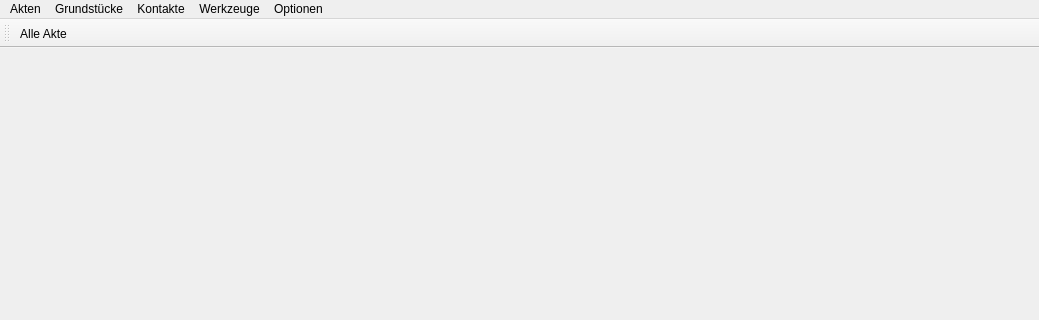
gidhoog/AlmGIS, file core/main_window.ui: the form before one commit; both pictures show x 0 to 1039 and y 0 to 320 of the 1039 by 493 pixel window.
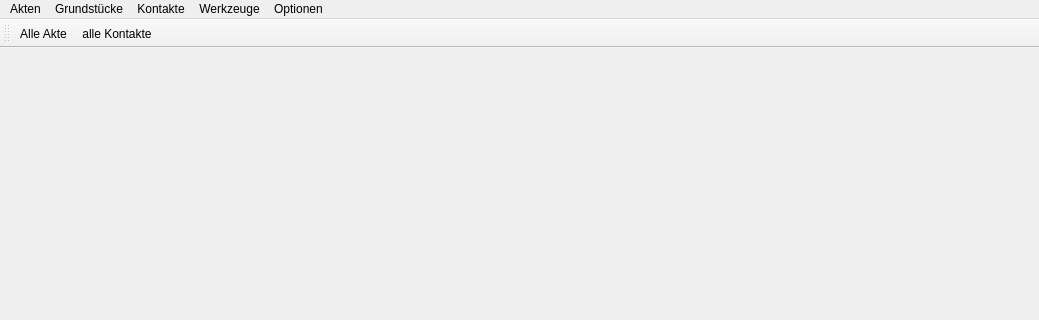
The form after the commit. Icons and pictures are not drawn.

```diff
--- a/core/main_window.ui
+++ b/core/main_window.ui
@@ -101,6 +101,7 @@
     <bool>false</bool>
    </attribute>
    <addaction name="uiAkteAllAction"/>
+   <addaction name="uiKontakteAllAction"/>
   </widget>
   <widget class="QStatusBar" name="statusBar"/>
   <action name="uiAkteAllAction">
```
Left out of the diff: 4 changed lines with no effect on the pictures.
